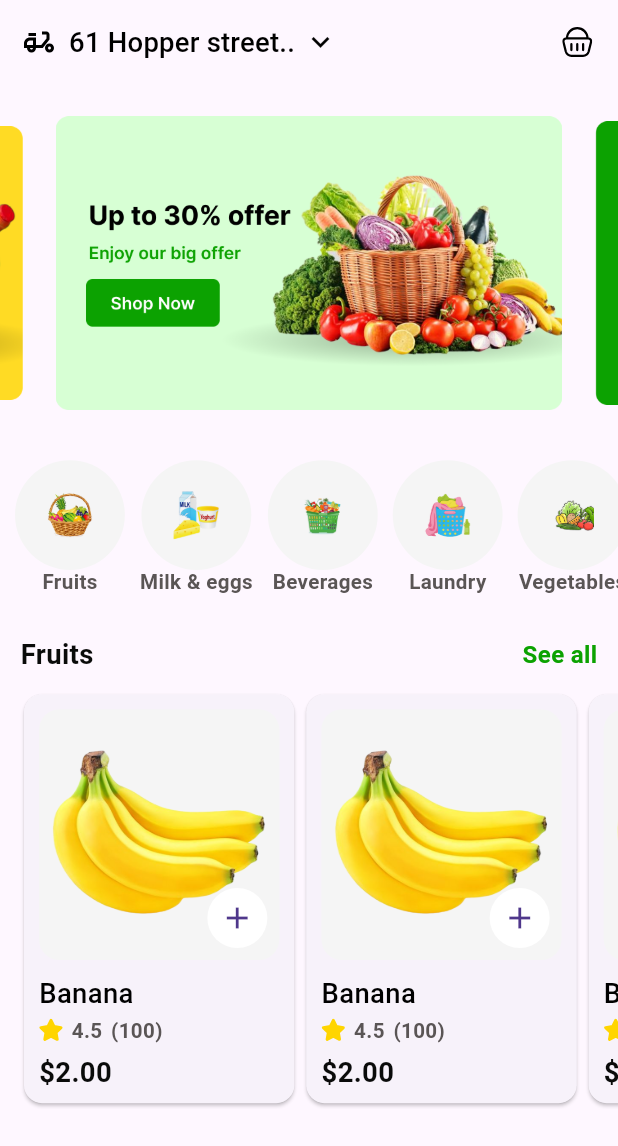
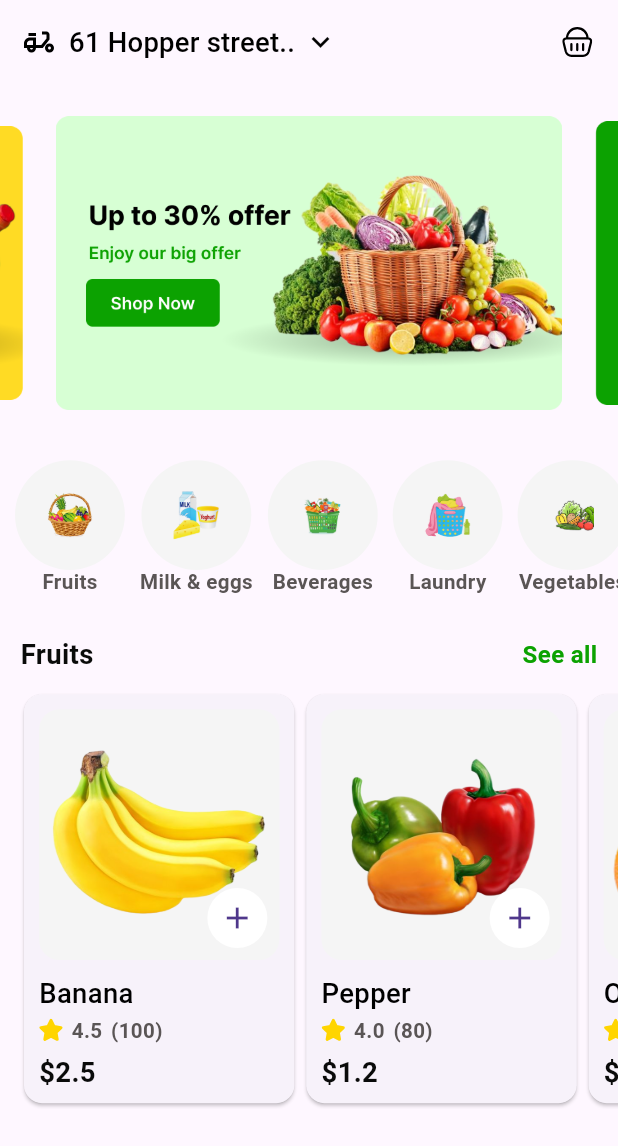
Before and after one commit to AmrElzohairy/fruits_app, a Flutter app: the screen it shows after launch, on a phone screen of 412 x 824 dp. Shown: the top 1146 px of the screen. Run offline on Flutter 3.47's test engine with Material 3 defaults, Android fonts, the phone set to English and light mode, and no system bars; drawn by our look-alikes of carousel_slider; our stand-ins replace flutter_screenutil, flutter_svg.

Commit message:
add fruits list

```diff
--- a/lib/features/home/presentation/widgets/fruit_item.dart
+++ b/lib/features/home/presentation/widgets/fruit_item.dart
@@ -4,10 +4,11 @@ import 'package:flutter_svg/flutter_svg.dart';
 import 'package:fruits_app/core/utils/app_colors.dart';
 import 'package:fruits_app/core/utils/app_images.dart';
 import 'package:fruits_app/core/utils/app_styles.dart';
+import 'package:fruits_app/features/home/data/models/fruit_model.dart';
 
 class FruitItem extends StatelessWidget {
-  const FruitItem({super.key});
-
+  const FruitItem({super.key, required this.fruit});
+  final FruitModel fruit;
   @override
   Widget build(BuildContext context) {
     return Card(
@@ -26,11 +27,7 @@ class FruitItem extends StatelessWidget {
                     color: AppColors.baseWhite,
                     borderRadius: BorderRadius.circular(12.r),
                   ),
-                  child: Image.asset(
-                    Assets.imagesBanana,
-                    width: 100.w,
-                    height: 100.h,
-                  ),
+                  child: Image.asset(fruit.image, width: 100.w, height: 100.h),
                 ),
                 const Positioned(
                   right: 8,
@@ -43,20 +40,20 @@ class FruitItem extends StatelessWidget {
               ],
             ),
             SizedBox(height: 10.h),
-            Text("Banana", style: AppStyles.medium16Black),
+            Text(fruit.name, style: AppStyles.medium16Black),
             SizedBox(height: 5.h),
             Row(
               mainAxisSize: MainAxisSize.min,
               children: [
                 SvgPicture.asset(Assets.imagesStar),
                 SizedBox(width: 5.w),
-                Text("4.5", style: AppStyles.semiBold12Gray),
+                Text("${fruit.rate}", style: AppStyles.semiBold12Gray),
                 SizedBox(width: 5.w),
-                Text("(100)", style: AppStyles.semiBold12Gray),
+                Text("(${fruit.rateCount})", style: AppStyles.semiBold12Gray),
               ],
             ),
             SizedBox(height: 8.h),
-            Text("\$2.00", style: AppStyles.semiBold16Black),
+            Text("\$${fruit.price}", style: AppStyles.semiBold16Black),
           ],
         ),
       ),
--- a/lib/features/home/presentation/widgets/fruits_list_view.dart
+++ b/lib/features/home/presentation/widgets/fruits_list_view.dart
@@ -1,9 +1,40 @@
 import 'package:flutter/material.dart';
 import 'package:flutter_screenutil/flutter_screenutil.dart';
+import 'package:fruits_app/core/utils/app_images.dart';
+import 'package:fruits_app/features/home/data/models/fruit_model.dart';
 import 'package:fruits_app/features/home/presentation/widgets/fruit_item.dart';
 
-class FruitsListView extends StatelessWidget {
+class FruitsListView extends StatefulWidget {
   const FruitsListView({super.key});
+
+  @override
+  State<FruitsListView> createState() => _FruitsListViewState();
+}
+
+class _FruitsListViewState extends State<FruitsListView> {
+  final List<FruitModel> fruits = [
+    FruitModel(
+      name: "Banana",
+      image: Assets.imagesBanana,
+      price: "2.5",
+      rate: 4.5,
+      rateCount: 100,
+    ),
+    FruitModel(
+      name: "Pepper",
+      image: Assets.imagesPepper,
+      price: "1.2",
+      rate: 4.0,
+      rateCount: 80,
+    ),
+    FruitModel(
+      name: "Orange",
+      image: Assets.imagesOrange,
+      price: "3.0",
+      rate: 4.8,
+      rateCount: 120,
+    ),
+  ];
 
   @override
   Widget build(BuildContext context) {
@@ -13,7 +44,7 @@ class FruitsListView extends StatelessWidget {
         itemCount: 3,
         scrollDirection: Axis.horizontal,
         itemBuilder: (context, index) {
-          return const FruitItem();
+          return FruitItem(fruit: fruits[index]);
         },
       ),
     );
```
